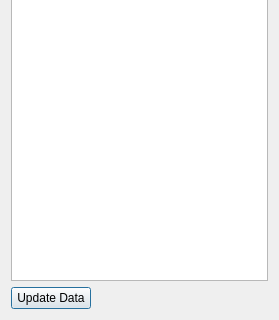
First picture: the form in ui_files/item_table.ui, repository spamlab-iee/os, before the edit; both pictures show x 0 to 279 and y 140 to 460 of the 279 by 460 pixel window.
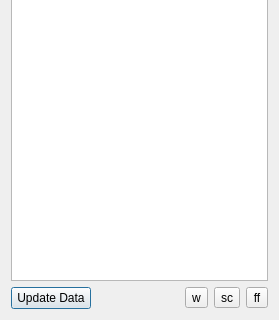
Second picture: the form after the edit.

What changed in the file:
```diff
--- a/ui_files/item_table.ui
+++ b/ui_files/item_table.ui
@@ -39,6 +39,27 @@
        </property>
       </spacer>
      </item>
+     <item>
+      <widget class="QToolButton" name="toolButton_2">
+       <property name="text">
+        <string>w</string>
+       </property>
+      </widget>
+     </item>
+     <item>
+      <widget class="QToolButton" name="toolButton">
+       <property name="text">
+        <string>sc</string>
+       </property>
+      </widget>
+     </item>
+     <item>
+      <widget class="QToolButton" name="toolButton_3">
+       <property name="text">
+        <string>ff</string>
+       </property>
+      </widget>
+     </item>
     </layout>
    </item>
   </layout>
```
